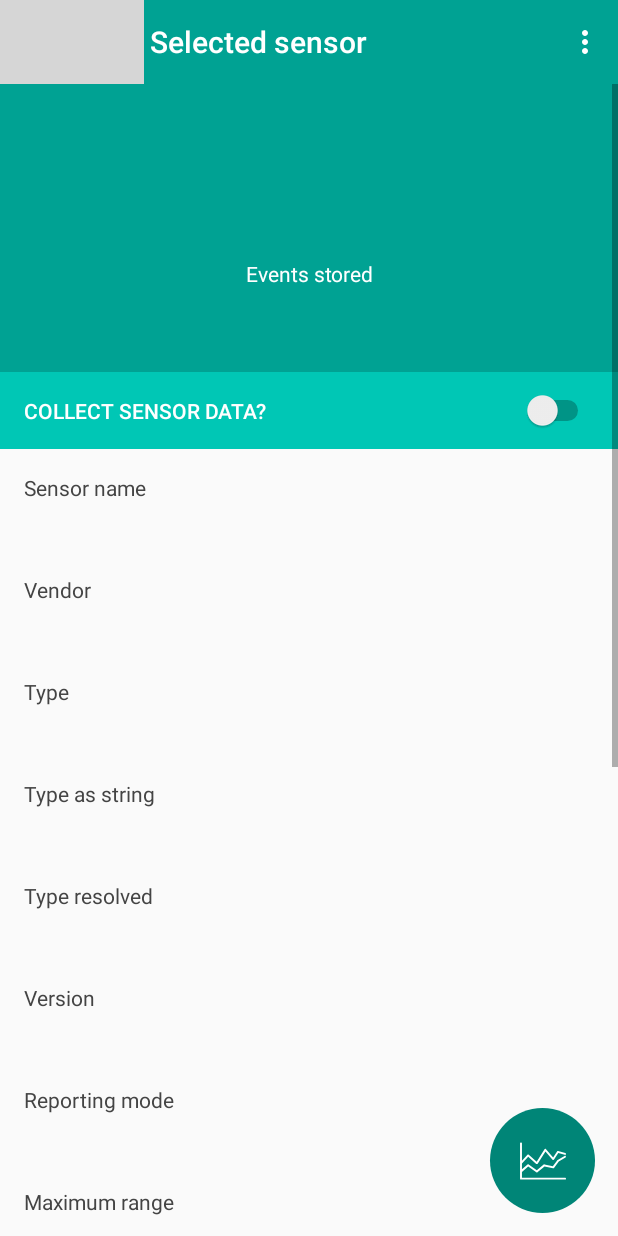
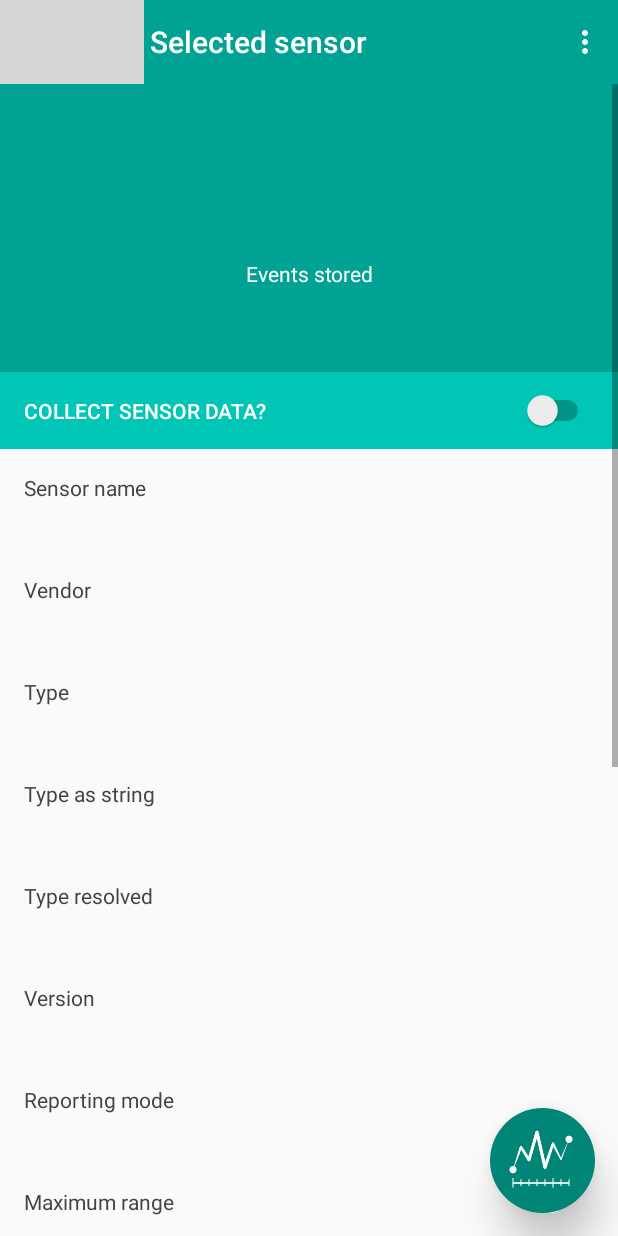
Before and after one commit to ivarprudnikov/android_sensors, an Android app: the DisplaySensorDetailsActivity screen opened directly, with no data from a screen before it, on a phone screen of 412 x 824 dp. Run offline under Robolectric (Android 15) with nearby library versions, the phone set to English and light mode, and no system bars; grey boxes are pictures that could not be loaded.

Commit message:
compatible chart icon with correct z-index

```diff
--- a/app/src/main/res/drawable/chart_icon.xml
+++ /dev/null
@@ -1,16 +0,0 @@
-<?xml version="1.0" encoding="utf-8"?>
-<vector xmlns:android="http://schemas.android.com/apk/res/android"
-    android:width="32dp"
-    android:height="32dp"
-    android:viewportWidth="125"
-    android:viewportHeight="125">
-    <path
-        android:fillColor="#FFFFFF"
-        android:pathData="M119.8,105.9H7.7v-15l16.3-14l21.1,14.9c0.9,0.7,2.2,0.6,3-0.1l18.4-15.2l22.1,5.1c1,0.2,2-0.2,2.6-1
-l12.4-16.9l17.5-10.1c1.2-0.7,1.6-2.2,0.9-3.4c-0.7-1.2-2.2-1.6-3.4-0.9l-18,10.3c-0.3,0.2-0.6,0.4-0.8,0.7l-11.7,16l-21.7-5
-c-0.8-0.2-1.6,0-2.2,0.5L46.4,86.6L25.3,71.7c-0.9-0.7-2.2-0.6-3.1,0.1L7.7,84.3V69.1L24,51.6L44.8,70c0.5,0.4,1,0.6,1.7,0.6
-c0.1,0,0.2,0,0.4,0c0.7-0.1,1.4-0.5,1.8-1.1l20.2-31.8L87.3,59c0.5,0.6,1.3,0.9,2.1,0.9c0.8-0.1,1.5-0.5,1.9-1.1l11-17.1l16.9,4.8
-c1.3,0.4,2.7-0.4,3.1-1.7c0.4-1.3-0.4-2.7-1.7-3.1l-18.7-5.3c-1.1-0.3-2.2,0.1-2.8,1.1L88.9,53.2L70.4,31.8
-c-0.5-0.6-1.3-0.9-2.1-0.9c-0.8,0.1-1.5,0.5-1.9,1.2L46,64.3L25.5,46.2c-1-0.9-2.6-0.8-3.5,0.2L7.7,61.7V16.6c0-1.4-1.1-2.5-2.5-2.5
-s-2.5,1.1-2.5,2.5v91.8c0,1.4,1.1,2.5,2.5,2.5h114.7c1.4,0,2.5-1.1,2.5-2.5S121.2,105.9,119.8,105.9z" />
-</vector>
--- a/app/src/main/res/drawable/circle.xml
+++ b/app/src/main/res/drawable/circle.xml
@@ -1,5 +1,6 @@
 <?xml version="1.0" encoding="utf-8"?>
-<layer-list xmlns:android="http://schemas.android.com/apk/res/android">
+<layer-list xmlns:android="http://schemas.android.com/apk/res/android"
+    xmlns:tools="http://schemas.android.com/tools">
 
     <item>
         <shape android:shape="oval">
@@ -7,9 +8,11 @@
         </shape>
     </item>
 
-    <item>
+    <!--
+    <item tools:targetApi="21">
         <ripple android:color="@color/accent_material_dark">
         </ripple>
     </item>
+    -->
 
 </layer-list>
--- a/app/src/main/res/layout/activity_display_sensor_details.xml
+++ b/app/src/main/res/layout/activity_display_sensor_details.xml
@@ -207,16 +207,21 @@
     </ScrollView>
 
     <ImageButton
+        android:translationZ="@dimen/abc_floating_window_z"
+        android:layout_above="@+id/toolbar"
         android:layout_margin="15dp"
+        android:padding="5dp"
         android:layout_width="70dp"
         android:layout_height="70dp"
         android:layout_gravity="end|bottom"
         android:layout_alignParentBottom="true"
         android:layout_alignParentEnd="true"
-        android:src="@drawable/chart_icon"
+        android:layout_alignParentRight="true"
+        android:src="@drawable/icon_chart"
         android:background="@drawable/circle"
         android:id="@+id/chartButton"
         android:clickable="true"
-        android:layout_above="@+id/scrollView"/>
+        android:adjustViewBounds="true"
+        android:scaleType="fitCenter"/>
 
 </RelativeLayout>
```
Also changed, not shown: app/src/main/res/drawable/icon_chart.png (added).
